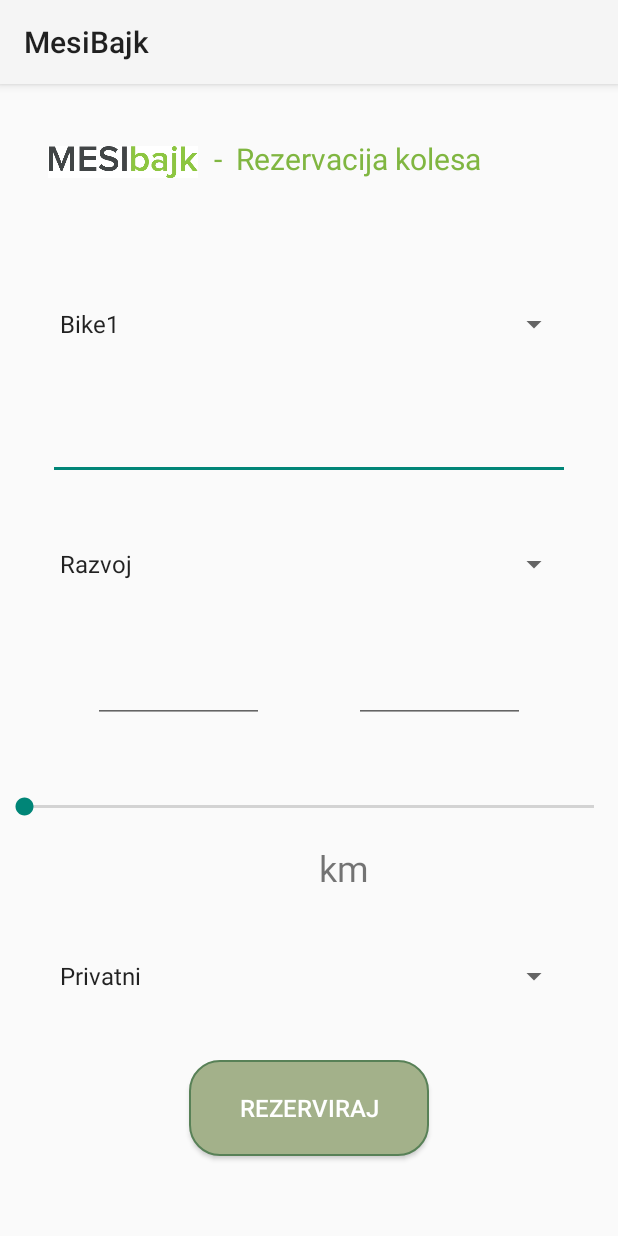
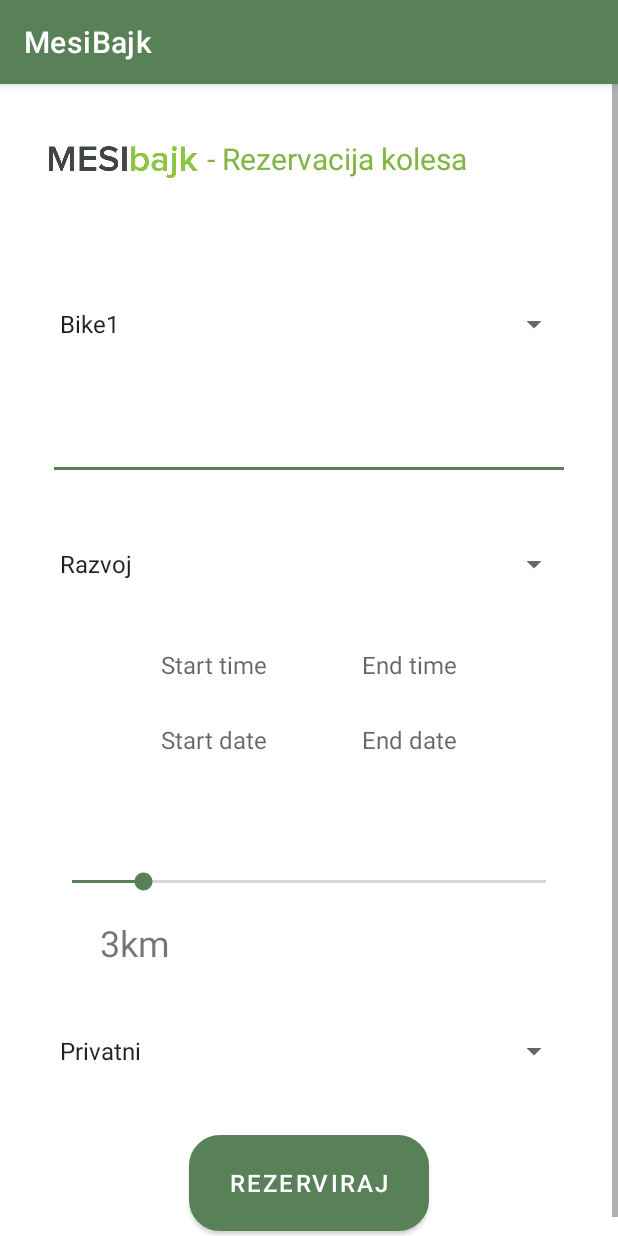
Before and after one commit to NejcZavrsan/BikeReservationsApp, an Android app: the AddRideActivity screen opened directly, with no data from a screen before it, on a phone screen of 412 x 824 dp. Run offline under Robolectric (Android 15) with nearby library versions, the phone set to English and light mode, and no system bars; libraries missing offline, so code that uses them is left out: com.j256.ormlite; 3 statements that could not run were skipped.

Commit message:
All input working, need to modify last unix changes

```diff
--- a/app/src/main/java/com/example/mesibajk/AddRideActivity.kt
+++ b/app/src/main/java/com/example/mesibajk/AddRideActivity.kt
@@ -1,12 +1,13 @@
 package com.example.mesibajk
 
-import androidx.appcompat.app.AppCompatActivity
 import android.os.Bundle
 import android.util.Log
 import android.view.View
 import android.widget.*
-import com.example.mesibajk.R
+import androidx.appcompat.app.AppCompatActivity
 import com.j256.ormlite.android.apptools.OpenHelperManager
+import java.text.SimpleDateFormat
+import java.util.*
 
 class AddRideActivity : AppCompatActivity(), AdapterView.OnItemSelectedListener {
 
@@ -15,6 +16,14 @@ class AddRideActivity : AppCompatActivity(), AdapterView.OnItemSelectedListener
     lateinit var spinnerBike: Spinner
     lateinit var spinnerDepartment: Spinner
     lateinit var spinnerPurpose: Spinner
+    lateinit var startTimeView: TextView
+    lateinit var startDateView: TextView
+    lateinit var endTimeView: TextView
+    lateinit var endDateView: TextView
+    var rideTime: MutableMap<String, String> = mutableMapOf()
+    lateinit var seekBarDistance: SeekBar
+    var seekBarEndpoint: Int = 0
+    lateinit var textDistance: TextView
     lateinit var inputDepartment: String
     lateinit var inputPurpose: String
     var inputBike: String = ""
@@ -23,19 +32,21 @@ class AddRideActivity : AppCompatActivity(), AdapterView.OnItemSelectedListener
         super.onCreate(savedInstanceState)
         setContentView(R.layout.activity_add_ride)
 
-        setupSpinners()
-
         dbHelper = OpenHelperManager.getHelper(this, DatabaseHelper::class.java)
         val bikeDao = dbHelper.getBikeRuntimeExceptionDao()
         val rideDao = dbHelper.getRideRuntimeExceptionDao()
 
+        // setup UI
+        val inputRiderView = findViewById<EditText>(R.id.edit_text_rider)
+        textDistance = findViewById(R.id.textDistance)
+        startTimeView = findViewById<EditText>(R.id.startTime)
+        startDateView = findViewById<EditText>(R.id.startDate)
+        endTimeView = findViewById<EditText>(R.id.endTime)
+        endDateView = findViewById<EditText>(R.id.endDate)
+        setupDatePickers()
+        setupSpinners()
+        setupDistanceSeekBar()
 
-
-        val inputRiderView = findViewById<EditText>(R.id.edit_text_rider)
-        val inputStartTime = findViewById<EditText>(R.id.startTime)
-        val inputEndTime = findViewById<EditText>(R.id.endTime)
-
-        val inputDistance = findViewById<SeekBar>(R.id.seekBarKm)
 
         // below code for saving the bike reservation
         val addRideButton = findViewById<Button>(R.id.add_ride_btn)
@@ -47,20 +58,83 @@ class AddRideActivity : AppCompatActivity(), AdapterView.OnItemSelectedListener
             if (inputBikeList != null) {
                 inputBikeId = inputBikeList[0].id
             }
+// "yyyy-MM-dd HH:mm:ss"
+            val startDateTime =  rideTime["start_YYYY"] +
+                    "-" +
+                    rideTime["start_MM"] +
+                    "-" +
+                    rideTime["start_DD"] +
+                    " " +
+                    rideTime["start_hh"] +
+                    ":" +
+                    rideTime["start_MM"] +
+                    ":00"
+            val endDateTime =  rideTime["end_YYYY"] +
+                    "-" +
+                    rideTime["end_MM"] +
+                    "-" +
+                    rideTime["end_DD"] +
+                    " " +
+                    rideTime["end_hh"] +
+                    ":" +
+                    rideTime["end_MM"] +
+                    ":00"
 
+
+            val startUnixTime = dateToUnix(startDateTime)
+            val endUnixTime = dateToUnix(endDateTime)
+            Log.d("test", "Unix start"+startUnixTime.toString())
+            Log.d("test", "Unix end"+endUnixTime.toString())
             val newRide = Ride(
                 inputBikeId,
                 inputRiderView.text.toString(),
                 inputDepartment,
-                inputStartTime.text.toString().toInt(),
-                inputEndTime.text.toString().toInt(),
-                5,
+                startUnixTime!!,
+                endUnixTime!!,
+                seekBarEndpoint,
                 inputPurpose
             )
             rideDao!!.create(newRide)
             val listOfRides = rideDao!!.queryForAll()
             Log.d("test", listOfRides.toString())
         }
+    }
+    private fun setupDatePickers() {
+        startTimeView.setOnClickListener {
+            TimePickerFragment(rideTime, startTimeView, endTimeView).show(supportFragmentManager, "startTimePicker")
+        }
+
+        startDateView.setOnClickListener {
+            DatePickerFragment(rideTime, startDateView, endDateView).show(supportFragmentManager, "startDatePicker")
+        }
+
+        endTimeView.setOnClickListener {
+            TimePickerFragment(rideTime, startTimeView, endTimeView).show(supportFragmentManager, "endTimePicker")
+        }
+
+        endDateView.setOnClickListener {
+            DatePickerFragment(rideTime, startDateView, endDateView).show(supportFragmentManager, "endDatePicker")
+        }
+    }
+
+    private fun setupDistanceSeekBar() {
+        seekBarDistance = findViewById<SeekBar>(R.id.seekBarDistance)
+        seekBarDistance.setOnSeekBarChangeListener( object : SeekBar.OnSeekBarChangeListener {
+            override fun onProgressChanged(p0: SeekBar?, progress: Int, p2: Boolean) {
+                textDistance.text = progress.toString()
+            }
+
+            override fun onStartTrackingTouch(p0: SeekBar?) {
+
+            }
+
+            override fun onStopTrackingTouch(seekbar: SeekBar?) {
+                if (seekbar != null) {
+                    seekBarEndpoint = seekbar.progress
+                }
+            }
+
+        })
     }
 
     private fun setupSpinners() {
@@ -108,6 +182,13 @@ class AddRideActivity : AppCompatActivity(), AdapterView.OnItemSelectedListener
         spinnerPurpose.onItemSelectedListener = this
     }
 
+    fun dateToUnix(date: String): Long? {
+        var format = SimpleDateFormat("yyyy-MM-dd HH:mm:ss")
+        var date: Date? = format.parse(date)
+        var timestamp: Long? = date?.time
+        return timestamp
+    }
+
     override fun onItemSelected(parent: AdapterView<*>?, p1: View?, position: Int, p3: Long) {
         val selectedItem = parent?.getItemAtPosition(position)
         when (parent) {
@@ -118,7 +199,8 @@ class AddRideActivity : AppCompatActivity(), AdapterView.OnItemSelectedListener
     }
 
     override fun onNothingSelected(p0: AdapterView<*>?) {
-        Log.d("test", "YOU HAVE TO SELECT STH IN SPINNERS")
+
     }
 
+
 }
--- a/app/src/main/java/com/example/mesibajk/Ride.kt
+++ b/app/src/main/java/com/example/mesibajk/Ride.kt
@@ -17,10 +17,10 @@ class Ride() {
     var department: String? = ""
 
     @DatabaseField
-    var start_time: Int? = 0
+    var start_time: Long? = 0
 
     @DatabaseField
-    var end_time: Int? = 0
+    var end_time: Long? = 0
 
     @DatabaseField
     var distance: Int? = 0
@@ -28,7 +28,7 @@ class Ride() {
     @DatabaseField
     var purpose: String? = ""
 
-    constructor(id_bike: Int, user: String, department: String, start_time: Int, end_time: Int, distance: Int, purpose: String) : this() {
+    constructor(id_bike: Int, user: String, department: String, start_time: Long, end_time: Long, distance: Int, purpose: String) : this() {
         this.id_bike = id_bike
         this.user = user
         this.department = department
--- a/app/src/main/res/drawable/pedal_bike.xml
+++ b/app/src/main/res/drawable/pedal_bike.xml
@@ -1,4 +1,4 @@
-<vector android:height="24dp" android:tint="#588157"
+<vector android:height="24dp" android:tint="@color/mesi_dark_green"
     android:viewportHeight="24" android:viewportWidth="24"
     android:width="24dp" xmlns:android="http://schemas.android.com/apk/res/android">
     <path android:fillColor="@android:color/white" android:pathData="M18.18,10l-1.7,-4.68C16.19,4.53 15.44,4 14.6,4H12v2h2.6l1.46,4h-4.81l-0.36,-1H12V7H7v2h1.75l1.82,5H9.9c-0.44,-2.23 -2.31,-3.88 -4.65,-3.99C2.45,9.87 0,12.2 0,15c0,2.8 2.2,5 5,5c2.46,0 4.45,-1.69 4.9,-4h4.2c0.44,2.23 2.31,3.88 4.65,3.99c2.8,0.13 5.25,-2.19 5.25,-5c0,-2.8 -2.2,-5 -5,-5H18.18zM7.82,16c-0.4,1.17 -1.49,2 -2.82,2c-1.68,0 -3,-1.32 -3,-3s1.32,-3 3,-3c1.33,0 2.42,0.83 2.82,2H5v2H7.82zM14.1,14h-1.4l-0.73,-2H15C14.56,12.58 14.24,13.25 14.1,14zM19,18c-1.68,0 -3,-1.32 -3,-3c0,-0.93 0.41,-1.73 1.05,-2.28l0.96,2.64l1.88,-0.68l-0.97,-2.67c0.03,0 0.06,-0.01 0.09,-0.01c1.68,0 3,1.32 3,3S20.68,18 19,18z"/>
--- a/app/src/main/res/layout/activity_add_ride.xml
+++ b/app/src/main/res/layout/activity_add_ride.xml
@@ -37,7 +37,7 @@
                     android:layout_height="wrap_content"
                     android:paddingHorizontal="6dp"
                     android:paddingBottom="4dp"
-                    android:text=" -  Rezervacija kolesa"
+                    android:text="@string/rezervacija_kolesa"
                     android:textColor="#80B641"
                     android:textSize="20sp" />
 
@@ -73,43 +73,99 @@
                 android:layout_height="wrap_content"
                 android:layout_marginHorizontal="32dp"
                 android:layout_marginTop="32dp"
-                android:gravity="left"
+                android:gravity="center"
                 android:orientation="horizontal">
 
-                <EditText
+                <LinearLayout
+                    android:layout_width="wrap_content"
+                    android:layout_height="wrap_content"
+                    android:orientation="vertical"
+                    android:layout_marginEnd="32dp">
+
+                    <TextView
                         android:id="@+id/startTime"
-                    android:layout_width="0dp"
+                        android:layout_width="wrap_content"
                         android:layout_height="50dp"
-                    android:layout_marginHorizontal="30dp"
                         android:layout_weight="1"
-                    android:inputType="date" />
+                        android:hint="@string/start_time"
+                        android:textSize="16sp"
+                        android:textAlignment="center"/>
 
-                <EditText
+                    <TextView
+                        android:id="@+id/startDate"
+                        android:layout_width="wrap_content"
+                        android:layout_height="50dp"
+                        android:layout_weight="1"
+                        android:hint="@string/start_date"
+                        android:textSize="16sp"
+                        android:textAlignment="center"/>
+
+                </LinearLayout>
+
+                <LinearLayout
+                    android:layout_width="wrap_content"
+                    android:layout_height="wrap_content"
+                    android:orientation="vertical"
+                    android:layout_marginStart="32dp">
+
+                    <TextView
                         android:id="@+id/endTime"
-                    android:layout_width="0dp"
+                        android:layout_width="wrap_content"
                         android:layout_height="50dp"
-                    android:layout_marginHorizontal="30dp"
                         android:layout_weight="1"
-                    android:inputType="date" />
+                        android:hint="@string/end_time"
+                        android:textSize="16sp"
+                        android:textAlignment="center"/>
+
+                    <TextView
+                        android:id="@+id/endDate"
+                        android:layout_width="wrap_content"
+                        android:layout_height="50dp"
+                        android:layout_weight="1"
+                        android:hint="@string/end_date"
+                        android:textSize="16sp"
+                        android:textAlignment="center"/>
+
+                </LinearLayout>
 
             </LinearLayout>
 
             <SeekBar
-                android:id="@+id/seekBarKm"
+                android:id="@+id/seekBarDistance"
                 android:layout_width="match_parent"
                 android:layout_height="48dp"
                 android:layout_marginTop="32dp"
+                android:layout_marginHorizontal="32dp"
+                android:max="20"
+                android:progress="3"
                 app:layout_constraintEnd_toEndOf="parent"
                 app:layout_constraintStart_toStartOf="parent" />
 
+            <LinearLayout
+                android:layout_width="match_parent"
+                android:layout_height="wrap_content"
+                android:orientation="horizontal"
+                android:layout_marginHorizontal="32dp">
+
                 <TextView
-                android:id="@+id/textKm"
+                    android:id="@+id/textDistance"
+                    android:layout_width="48dp"
+                    android:layout_height="wrap_content"
+                    app:layout_constraintTop_toBottomOf="@id/seekBarKm"
+                    android:text="3"
+                    android:textSize="24sp"
+                    android:textAlignment="viewEnd"/>
+
+                <TextView
+                    android:id="@+id/km"
                     android:layout_width="80dp"
                     android:layout_height="wrap_content"
                     app:layout_constraintTop_toBottomOf="@id/seekBarKm"
-                android:text="km"
+                    android:text="@string/km"
                     android:textSize="24sp"
-                android:textAlignment="viewEnd"/>
+                    android:textAlignment="viewStart"/>
+
+            </LinearLayout>
 
             <Spinner
                 android:id="@+id/spinner_purpose"
@@ -130,7 +186,7 @@
                 app:layout_constraintRight_toRightOf="parent"
                 android:layout_marginTop="32dp"
                 android:layout_marginBottom="16dp"
-                android:text="Rezerviraj"
+                android:text="@string/rezerviraj"
                 android:textSize="16sp"
                 android:textColor="@color/white"
                 android:background="@drawable/bike_background" />
--- /dev/null
+++ b/app/src/main/res/values-night/themes.xml
@@ -0,0 +1,16 @@
+<resources xmlns:tools="http://schemas.android.com/tools">
+    <!-- Base application theme. -->
+    <style name="Theme.MesiBajk" parent="Theme.MaterialComponents.DayNight.DarkActionBar">
+        <!-- Primary brand color. -->
+        <item name="colorPrimary">@color/purple_200</item>
+        <item name="colorPrimaryVariant">@color/purple_700</item>
+        <item name="colorOnPrimary">@color/black</item>
+        <!-- Secondary brand color. -->
+        <item name="colorSecondary">@color/teal_200</item>
+        <item name="colorSecondaryVariant">@color/teal_200</item>
+        <item name="colorOnSecondary">@color/black</item>
+        <!-- Status bar color. -->
+        <item name="android:statusBarColor">?attr/colorPrimaryVariant</item>
+        <!-- Customize your theme here. -->
+    </style>
+</resources>
--- a/app/src/main/res/values/colors.xml
+++ b/app/src/main/res/values/colors.xml
@@ -7,4 +7,6 @@
     <color name="teal_700">#FF018786</color>
     <color name="black">#FF000000</color>
     <color name="white">#FFFFFFFF</color>
+    <color name="mesi_light_green">#588157</color>
+    <color name="mesi_dark_green">#588157</color>
 </resources>
--- a/app/src/main/res/values/strings.xml
+++ b/app/src/main/res/values/strings.xml
@@ -22,4 +22,13 @@
         <item>Privatni</item>
         <item>Sluzbeni</item>
     </string-array>
+    <!-- TODO: Remove or change this placeholder text -->
+    <string name="hello_blank_fragment">Hello blank fragment</string>
+    <string name="start_time">Start time</string>
+    <string name="end_time">End time</string>
+    <string name="rezerviraj">Rezerviraj</string>
+    <string name="km">km</string>
+    <string name="rezervacija_kolesa">- Rezervacija kolesa</string>
+    <string name="start_date">Start date</string>
+    <string name="end_date">End date</string>
 </resources>
--- /dev/null
+++ b/app/src/main/res/values/themes.xml
@@ -0,0 +1,16 @@
+<resources xmlns:tools="http://schemas.android.com/tools">
+    <!-- Base application theme. -->
+    <style name="Theme.MesiBajk" parent="Theme.MaterialComponents.DayNight.DarkActionBar">
+        <!-- Primary brand color. -->
+        <item name="colorPrimary">@color/mesi_light_green</item>
+        <item name="colorPrimaryVariant">@color/mesi_light_green</item>
+        <item name="colorOnPrimary">@color/mesi_light_green</item>
+        <!-- Secondary brand color. -->
+        <item name="colorSecondary">@color/mesi_dark_green</item>
+        <item name="colorSecondaryVariant">@color/mesi_dark_green</item>
+        <item name="colorOnSecondary">@color/black</item>
+        <!-- Status bar color. -->
+        <item name="android:statusBarColor">?attr/colorPrimaryVariant</item>
+        <!-- Customize your theme here. -->
+    </style>
+</resources>
```
Also changed, not shown: app/src/main/java/com/example/mesibajk/DatePickerFragment.kt (added, +60 -0 lines), app/src/main/java/com/example/mesibajk/FormatUtils.kt (added, +14 -0 lines), app/src/main/java/com/example/mesibajk/MainActivity.kt (+4 -4 lines), app/src/main/java/com/example/mesibajk/TimePickerFragment.kt (added, +55 -0 lines), app/src/main/res/layout/fragment_date_picker.xml (added, +14 -0 lines), app/src/main/res/layout/fragment_time_picker.xml (added, +8 -0 lines). Lines whose indentation alone changed are shown as unchanged.
